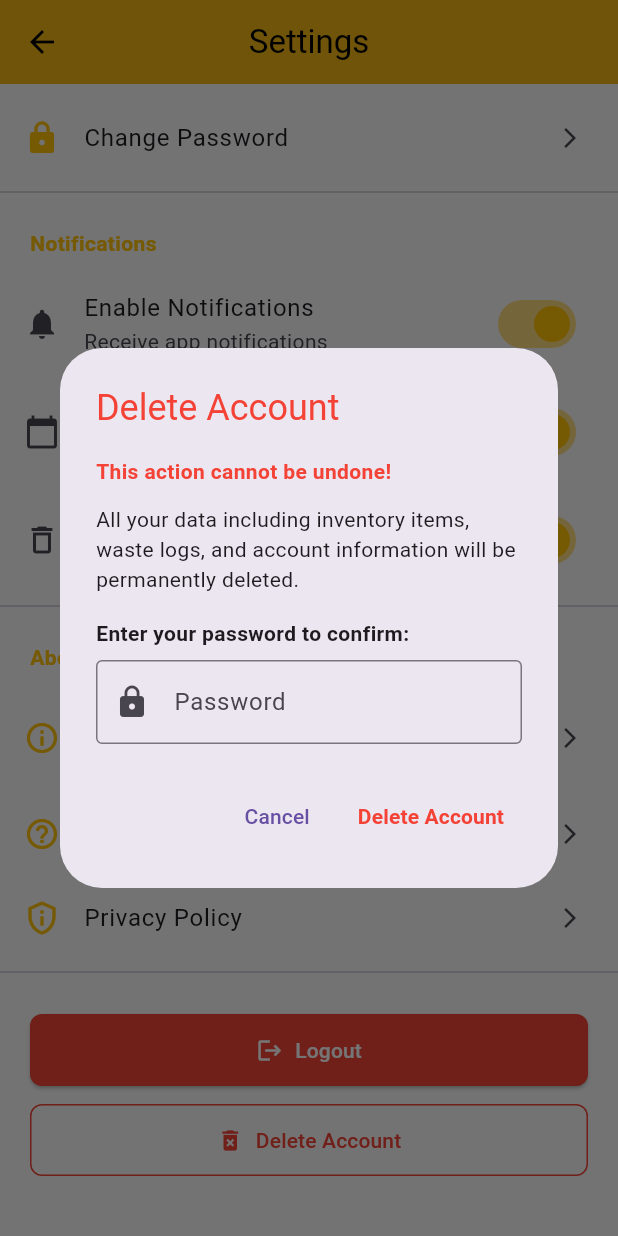
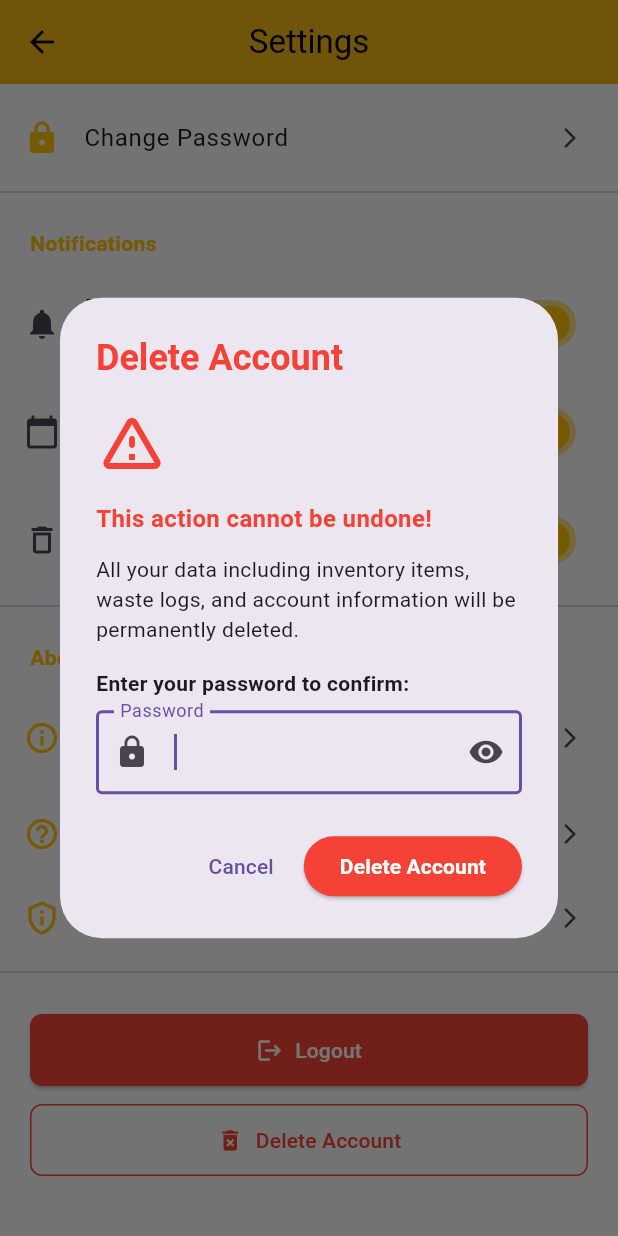
Before and after one commit to Amyy16/preppal-mobile, a Flutter app: the SettingsScreen screen opened directly, scrolled down 576 dp, after a tap on "Delete Account", on a phone screen of 412 x 824 dp. Run offline on Flutter 3.47's test engine with Material 3 defaults, Android fonts, the light colour scheme and no system bars; our stand-ins replace hive, hive_flutter, shared_preferences; accounts and stored records are empty.

Commit message:
Fix delete account dialog - password field now captures input properly

```diff
--- a/lib/screens/settings/settings_screen.dart
+++ b/lib/screens/settings/settings_screen.dart
@@ -287,24 +287,35 @@ class _SettingsScreenState extends State<SettingsScreen> {
 
   Future<void> _showDeleteAccountDialog() async {
     final passwordController = TextEditingController();
+    bool obscurePassword = true;
+
     final confirmed = await showDialog<bool>(
       context: context,
       builder: (dialogContext) {
+        return StatefulBuilder(
+          builder: (context, setState) {
             return AlertDialog(
               title: const Text(
                 'Delete Account',
-            style: TextStyle(color: Colors.red),
+                style: TextStyle(color: Colors.red, fontWeight: FontWeight.bold),
               ),
               content: SingleChildScrollView(
                 child: Column(
                   mainAxisSize: MainAxisSize.min,
                   crossAxisAlignment: CrossAxisAlignment.start,
                   children: [
+                    const Icon(
+                      Icons.warning_amber_rounded,
+                      color: Colors.red,
+                      size: 48,
+                    ),
+                    const SizedBox(height: 16),
                     const Text(
                       'This action cannot be undone!',
                       style: TextStyle(
                         fontWeight: FontWeight.bold,
                         color: Colors.red,
+                        fontSize: 16,
                       ),
                     ),
                     const SizedBox(height: 12),
@@ -319,11 +330,22 @@ class _SettingsScreenState extends State<SettingsScreen> {
                     const SizedBox(height: 8),
                     TextField(
                       controller: passwordController,
-                  obscureText: true,
-                  decoration: const InputDecoration(
+                      obscureText: obscurePassword,
+                      autofocus: true,
+                      decoration: InputDecoration(
                         labelText: 'Password',
-                    border: OutlineInputBorder(),
-                    prefixIcon: Icon(Icons.lock),
+                        border: const OutlineInputBorder(),
+                        prefixIcon: const Icon(Icons.lock),
+                        suffixIcon: IconButton(
+                          icon: Icon(
+                            obscurePassword ? Icons.visibility : Icons.visibility_off,
+                          ),
+                          onPressed: () {
+                            setState(() {
+                              obscurePassword = !obscurePassword;
+                            });
+                          },
+                        ),
                       ),
                     ),
                   ],
@@ -334,7 +356,7 @@ class _SettingsScreenState extends State<SettingsScreen> {
                   onPressed: () => Navigator.pop(dialogContext, false),
                   child: const Text('Cancel'),
                 ),
-            TextButton(
+                ElevatedButton(
                   onPressed: () {
                     if (passwordController.text.isEmpty) {
                       ScaffoldMessenger.of(context).showSnackBar(
@@ -344,12 +366,18 @@ class _SettingsScreenState extends State<SettingsScreen> {
                     }
                     Navigator.pop(dialogContext, true);
                   },
+                  style: ElevatedButton.styleFrom(
+                    backgroundColor: Colors.red,
+                    foregroundColor: Colors.white,
+                  ),
                   child: const Text(
                     'Delete Account',
-                style: TextStyle(color: Colors.red, fontWeight: FontWeight.bold),
+                    style: TextStyle(fontWeight: FontWeight.bold),
                   ),
                 ),
               ],
+            );
+          },
         );
       },
     );
```
Lines whose indentation alone changed are shown as unchanged.
